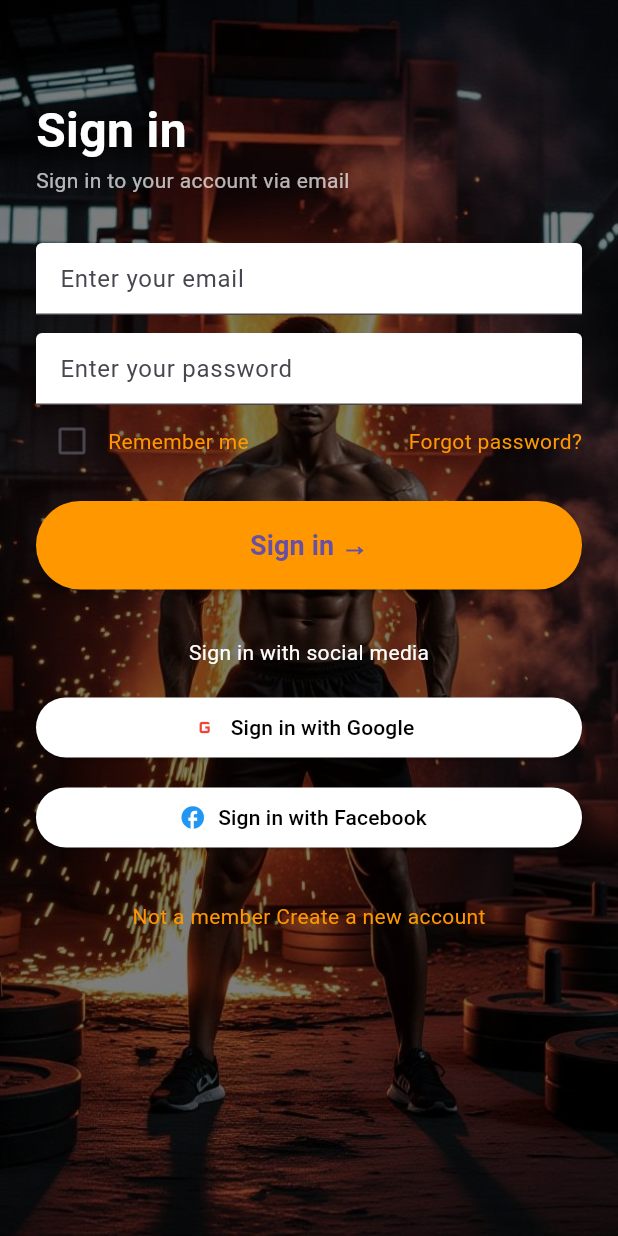
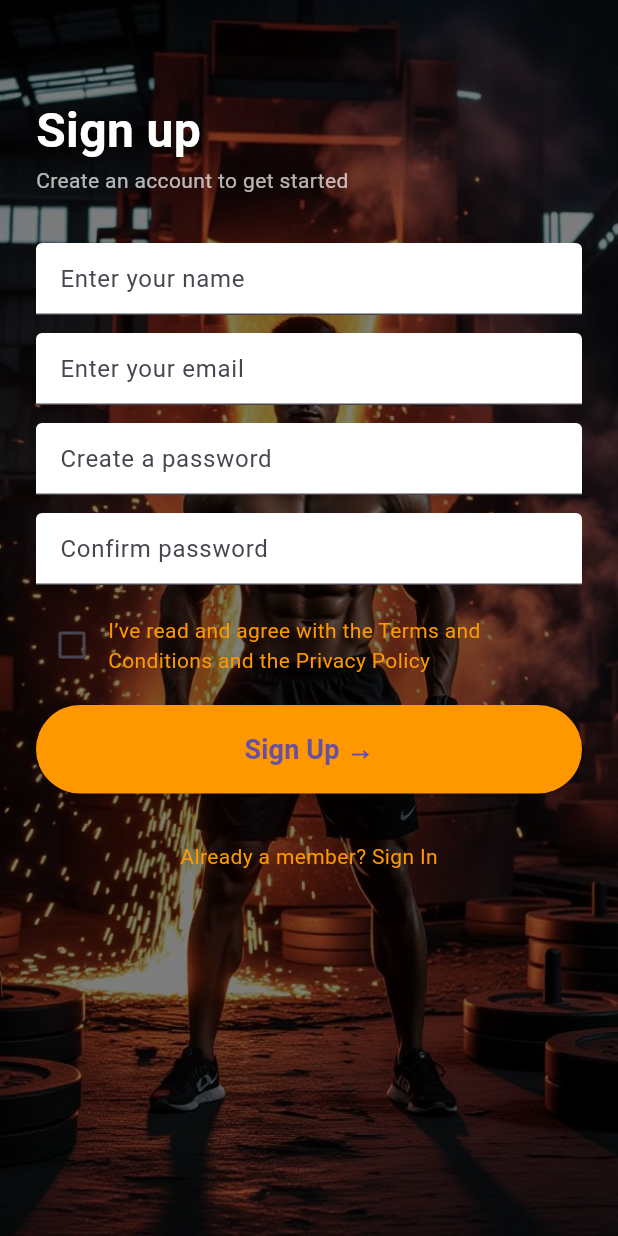
Before and after one commit to ottoorta/weightlifting-tracker, a Flutter app: the screen it shows after launch, after a tap on "Not a member Create a new account", on a phone screen of 412 x 824 dp. Run offline on Flutter 3.47's test engine with Material 3 defaults, Android fonts, the phone set to English and light mode, and no system bars; our stand-ins replace cloud_firestore, firebase_auth, firebase_core, google_sign_in, shared_preferences; missing offline and left inert: flutter_facebook_auth; accounts and stored records are empty.

```diff
--- /dev/null
+++ b/lib/screens/sign_up_screen.dart
@@ -0,0 +1,176 @@
+import 'package:flutter/material.dart';
+import 'package:firebase_auth/firebase_auth.dart';
+import 'package:cloud_firestore/cloud_firestore.dart';
+import 'sign_in_screen.dart'; // For back navigation
+import 'confirmation_code.dart'; // Stub for screen 08
+
+class SignUpScreen extends StatefulWidget {
+  const SignUpScreen({super.key});
+  @override
+  State<SignUpScreen> createState() => _SignUpScreenState();
+}
+
+class _SignUpScreenState extends State<SignUpScreen> {
+  final _name = TextEditingController();
+  final _email = TextEditingController();
+  final _password = TextEditingController();
+  final _confirmPassword = TextEditingController();
+  bool _agree = false;
+  String _error = '';
+
+  Future<void> _signUp() async {
+    if (_password.text != _confirmPassword.text) {
+      setState(() => _error = 'Passwords do not match');
+      return;
+    }
+    if (!_agree) {
+      setState(() => _error = 'Please agree to terms');
+      return;
+    }
+
+    setState(() => _error = '');
+    final cred = await FirebaseAuth.instance.createUserWithEmailAndPassword(
+      email: _email.text.trim(),
+      password: _password.text.trim(),
+    );
+
+    final uid = cred.user!.uid;
+    debugPrint('User created: $uid → Saving to Firestore...');
+    final code =
+        (1000 + DateTime.now().millisecond % 9000).toString(); // 4-digit code
+
+    await FirebaseFirestore.instance.collection('users').doc(uid).set({
+      'uid': uid,
+      'name': _name.text.trim(),
+      'email': _email.text.trim(),
+      'verificationCode': code,
+      'verificationTime': FieldValue.serverTimestamp(),
+      'createdAt': FieldValue.serverTimestamp(),
+    });
+
+    // Assume email sent with code (we can add Cloud Function later)
+    Navigator.pushReplacement(
+      context,
+      MaterialPageRoute(builder: (_) => ConfirmationCodeScreen(uid: uid)),
+    );
+
+    //setState(() => _error = 'Sign up failed: $e');
+  }
+
+  void _showTerms() {
+    showDialog(
+      context: context,
+      builder: (ctx) => AlertDialog(
+        title: const Text('Terms and Conditions'),
+        content: const Text('Full terms here...'), // Add real text later
+        actions: [
+          TextButton(
+              onPressed: () => Navigator.pop(ctx), child: const Text('Close')),
+        ],
+      ),
+    );
+  }
+
+  @override
+  Widget build(BuildContext context) {
+    return Scaffold(
+      body: Stack(
+        children: [
+          Image.asset('assets/images/splash_bg.jpg',
+              fit: BoxFit.cover, height: double.infinity),
+          Container(color: const Color(0x80000000)),
+          SafeArea(
+            child: SingleChildScrollView(
+              padding: const EdgeInsets.all(24),
+              child: Column(
+                crossAxisAlignment: CrossAxisAlignment.stretch,
+                children: [
+                  const SizedBox(height: 40),
+                  const Text('Sign up',
+                      style: TextStyle(
+                          fontSize: 32,
+                          color: Colors.white,
+                          fontWeight: FontWeight.bold)),
+                  const Text('Create an account to get started',
+                      style: TextStyle(color: Colors.white70)),
+                  const SizedBox(height: 32),
+                  TextField(
+                      controller: _name,
+                      decoration: const InputDecoration(
+                          hintText: 'Enter your name',
+                          filled: true,
+                          fillColor: Colors.white)),
+                  const SizedBox(height: 12),
+                  TextField(
+                      controller: _email,
+                      keyboardType: TextInputType.emailAddress,
+                      decoration: const InputDecoration(
+                          hintText: 'Enter your email',
+                          filled: true,
+                          fillColor: Colors.white)),
+                  const SizedBox(height: 12),
+                  TextField(
+                      controller: _password,
+                      obscureText: true,
+                      decoration: const InputDecoration(
+                          hintText: 'Create a password',
+                          filled: true,
+                          fillColor: Colors.white)),
+                  const SizedBox(height: 12),
+                  TextField(
+                      controller: _confirmPassword,
+                      obscureText: true,
+                      decoration: const InputDecoration(
+                          hintText: 'Confirm password',
+                          filled: true,
+                          fillColor: Colors.white)),
+                  const SizedBox(height: 16),
+                  Row(
+                    children: [
+                      Checkbox(
+                          value: _agree,
+                          onChanged: (v) => setState(() => _agree = v!)),
+                      Expanded(
+                          child: GestureDetector(
+                              onTap: _showTerms,
+                              child: const Text(
+                                  'I’ve read and agree with the Terms and Conditions and the Privacy Policy',
+                                  style: TextStyle(color: Colors.orange)))),
+                    ],
+                  ),
+                  if (_error.isNotEmpty)
+                    Padding(
+                        padding: const EdgeInsets.only(top: 8),
+                        child: Text(_error,
+                            style: const TextStyle(color: Colors.orange))),
+                  const SizedBox(height: 16),
+                  ElevatedButton(
+                    onPressed: _signUp,
+                    style: ElevatedButton.styleFrom(
+                        backgroundColor: Colors.orange,
+                        padding: const EdgeInsets.symmetric(vertical: 16),
+                        shape: const StadiumBorder()),
+                    child: const Text('Sign Up →',
+                        style: TextStyle(
+                            fontSize: 18, fontWeight: FontWeight.bold)),
+                  ),
+                  const SizedBox(height: 32),
+                  Center(
+                    child: GestureDetector(
+                      onTap: () => Navigator.pushReplacement(
+                          context,
+                          MaterialPageRoute(
+                              builder: (_) => const SignInScreen())),
+                      child: const Text('Already a member? Sign In',
+                          style: TextStyle(color: Colors.orange)),
+                    ),
+                  ),
+                ],
+              ),
+            ),
+          ),
+        ],
+      ),
+    );
+  }
+}
```
Also changed, not shown: lib/screens/confirmation_code.dart (added, +47 -0 lines), lib/screens/sign_in_screen.dart (+31 -14 lines), pubspec.yaml (+13 -7 lines).
